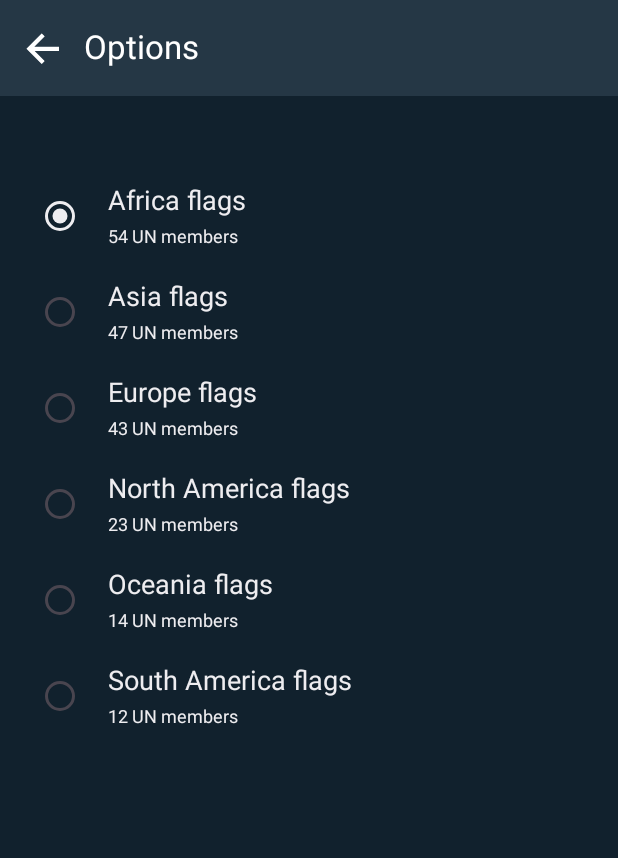
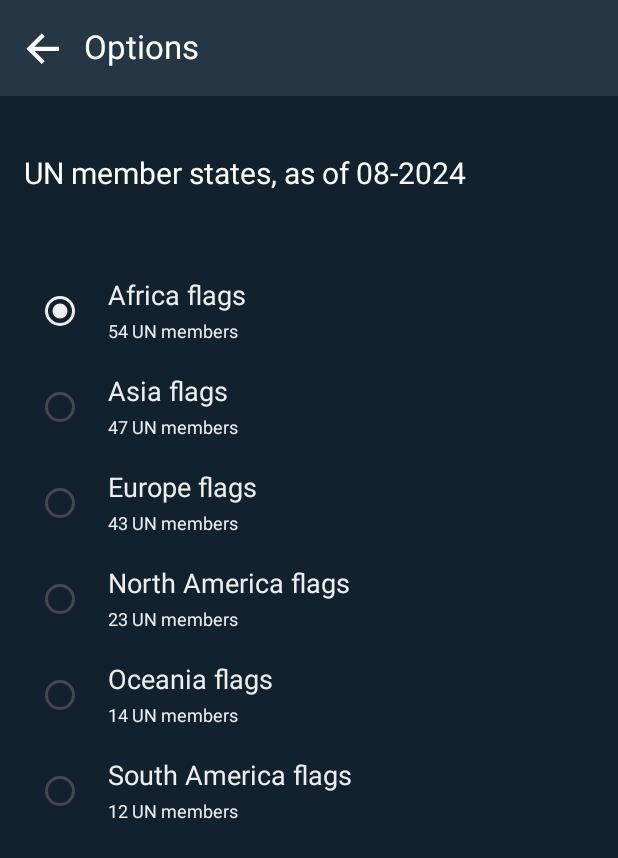
Before and after one commit to hirschan/world-flags-quiz, an Android app built with Jetpack Compose: the OptionActivity screen opened directly, with no data from a screen before it, on a phone screen of 412 x 824 dp. Shown: the top 858 px of the screen. Run offline under Robolectric (Android 15) with nearby library versions, the phone set to English and light mode, and no system bars.

Commit message:
Add text in options screen

```diff
--- a/app/src/main/java/com/example/worldflags/views/MainActivity.kt
+++ b/app/src/main/java/com/example/worldflags/views/MainActivity.kt
@@ -50,6 +50,8 @@ class MainActivity : ComponentActivity() {
     }
 }
 
+/**
+ * Top-level component, handling ViewModel logic. Allows us to preview MainScreen() composable. */
 @Composable
 private fun MainTopLevel(viewModel: MainActivityViewModel) {
     val context = LocalContext.current
--- a/app/src/main/java/com/example/worldflags/views/OptionActivity.kt
+++ b/app/src/main/java/com/example/worldflags/views/OptionActivity.kt
@@ -31,6 +31,7 @@ import androidx.compose.ui.platform.LocalContext
 import androidx.compose.ui.res.colorResource
 import androidx.compose.ui.tooling.preview.Preview
 import androidx.compose.ui.unit.dp
+import androidx.compose.ui.unit.sp
 import com.example.worldflags.R
 import com.example.worldflags.designsystem.IconComponent
 import com.example.worldflags.designsystem.RadioButtonComponent
@@ -91,7 +92,25 @@ private fun OptionScreen(selectedOption: String, onOptionSelected: (FlagCategori
         horizontalAlignment = Alignment.CenterHorizontally
     ) {
         TopAppBarHeader()
+        OptionText()
         RadioButtonOptions(selectedOption, onOptionSelected)
+    }
+}
+
+@Composable
+fun OptionText() {
+    Column(
+        modifier = Modifier
+            .fillMaxWidth()
+            .padding(start = 16.dp, end = 16.dp),
+        verticalArrangement = Arrangement.Center,
+        horizontalAlignment = Alignment.Start
+    ) {
+        Text(
+            text = "UN member states, as of 08-2024",
+            color = White,
+            fontSize = 20.sp,
+        )
     }
 }
 
@@ -122,7 +141,7 @@ private fun RadioButtonOptions(selectedOption: String, onOptionSelected: (FlagCa
         RadioButtonData("North America flags", "23 UN members", FlagCategories.NORTH_AMERICA_UN),
         RadioButtonData("Oceania flags", "14 UN members", FlagCategories.OCEANIA_UN),
         RadioButtonData("South America flags", "12 UN members", FlagCategories.SOUTH_AMERICA_UN),
-        )
+    )
 
     LazyColumn(
         modifier = Modifier
```
